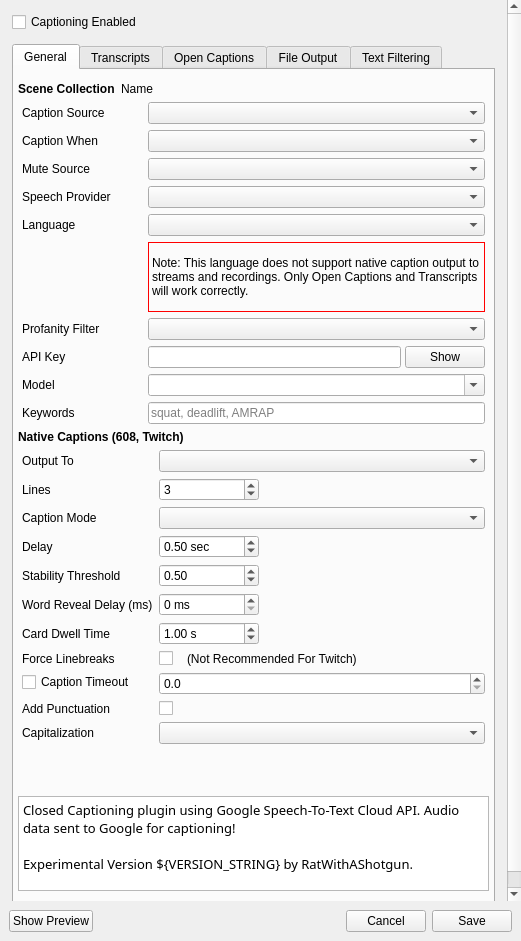
Before: the Qt Designer form src/ui/CaptionSettingsWidget.ui in mhand-tonal/OBS-captions-plugin, drawn with Qt 5.
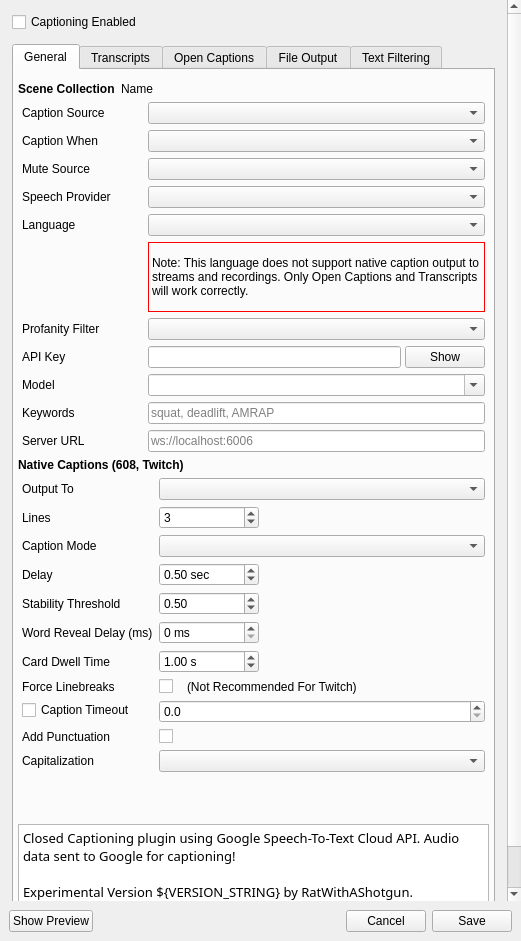
After: the same form once the commit is applied.

Commit message: Add Local WebSocket ASR backend

```diff
--- a/src/ui/CaptionSettingsWidget.ui
+++ b/src/ui/CaptionSettingsWidget.ui
@@ -484,6 +484,26 @@
                 </property>
                </widget>
               </item>
+              <item row="10" column="0">
+               <widget class="QLabel" name="localWsServerUrlLabel">
+                <property name="text">
+                 <string>Server URL</string>
+                </property>
+               </widget>
+              </item>
+              <item row="10" column="1">
+               <widget class="QLineEdit" name="localWsServerUrlLineEdit">
+                <property name="minimumSize">
+                 <size>
+                  <width>250</width>
+                  <height>0</height>
+                 </size>
+                </property>
+                <property name="placeholderText">
+                 <string>ws://localhost:6006</string>
+                </property>
+               </widget>
+              </item>
              </layout>
             </widget>
            </item>
@@ -641,7 +661,7 @@
                  <string> sec</string>
                 </property>
                 <property name="minimum">
-                 <double>0.100000000000000</double>
+                 <double>0.000000000000000</double>
                 </property>
                 <property name="maximum">
                  <double>5.000000000000000</double>
```
The commit also changes 10 other files.
